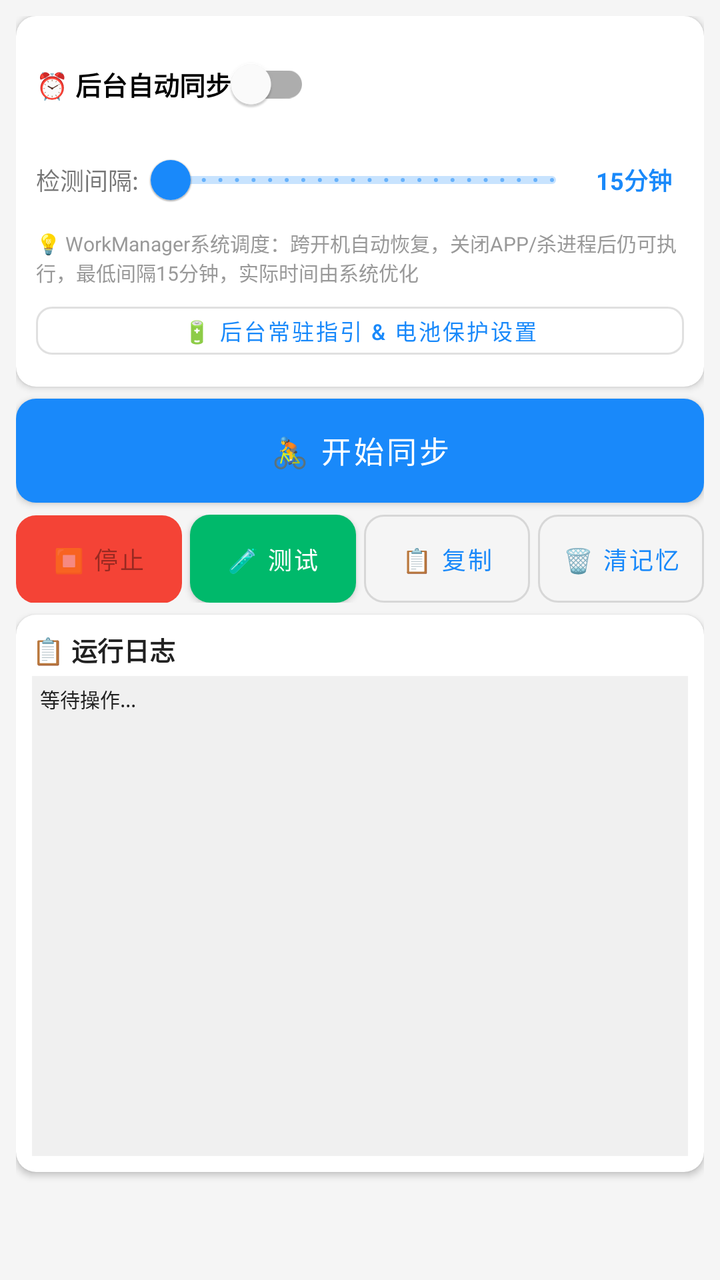
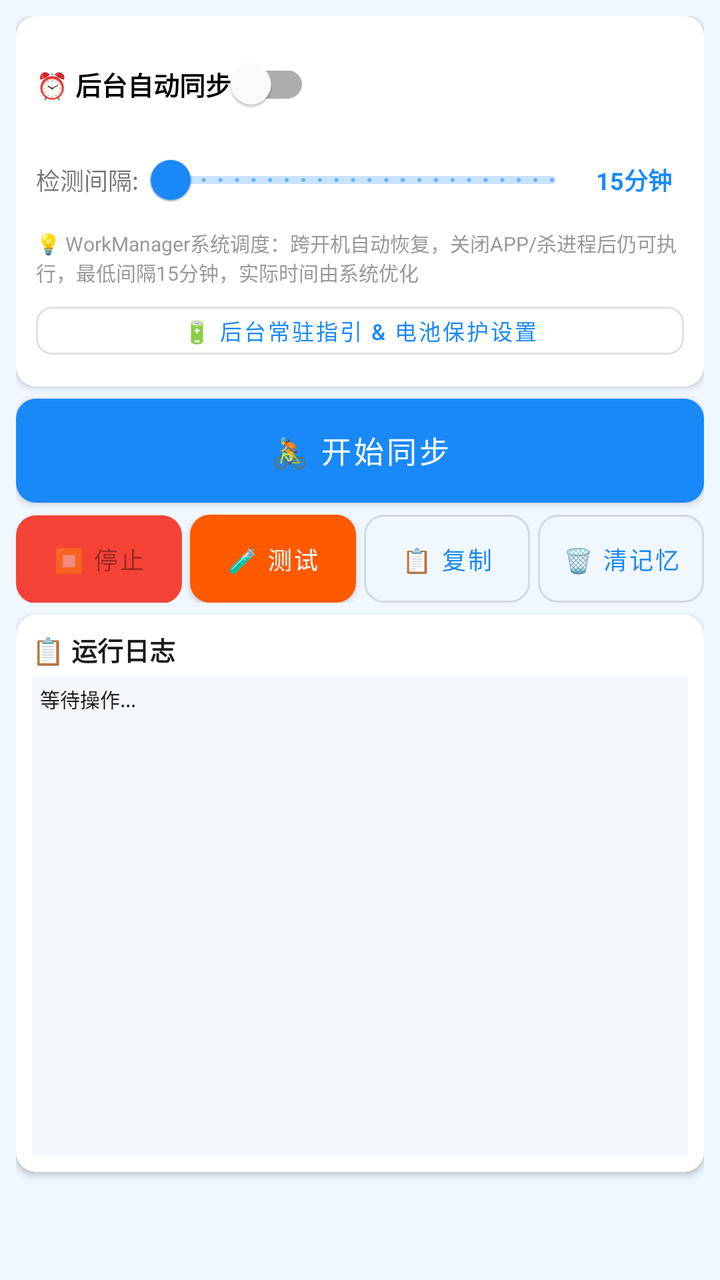

Two renders of the same Android screen: before a commit and after it. Below are the layout's source before the change and the commit's diff.
<!-- AndroidManifest.xml: application theme Theme.JichiOB -->
<!-- res/layout/fragment_sync.xml -->
<?xml version="1.0" encoding="utf-8"?>
<ScrollView xmlns:android="http://schemas.android.com/apk/res/android"
    xmlns:app="http://schemas.android.com/apk/res-auto"
    android:layout_width="match_parent"
    android:layout_height="match_parent"
    android:background="@color/grey_light"
    android:fillViewport="true">

    <LinearLayout
        android:layout_width="match_parent"
        android:layout_height="wrap_content"
        android:orientation="vertical"
        android:padding="8dp">

                
                <com.google.android.material.card.MaterialCardView
                android:layout_width="match_parent"
                android:layout_height="wrap_content"
                android:layout_marginBottom="6dp"
                app:cardCornerRadius="10dp"
                app:cardElevation="2dp">
                <LinearLayout android:layout_width="match_parent" android:layout_height="wrap_content" android:orientation="vertical" android:padding="10dp">
                <com.google.android.material.switchmaterial.SwitchMaterial android:id="@+id/switchAutoSync" android:layout_width="wrap_content" android:layout_height="wrap_content" android:text="⏰ 后台自动同步" android:textSize="13sp" android:textStyle="bold" />
                <LinearLayout android:layout_width="match_parent" android:layout_height="wrap_content" android:orientation="horizontal" android:gravity="center_vertical">
                <TextView android:layout_width="wrap_content" android:layout_height="wrap_content" android:text="检测间隔:" android:textSize="12sp" />
                <com.google.android.material.slider.Slider android:id="@+id/sliderAutoInterval" android:layout_width="0dp" android:layout_height="wrap_content" android:layout_weight="1" android:valueFrom="900" android:valueTo="3600" android:stepSize="60" android:value="900" app:thumbColor="@color/primary" app:trackColorActive="@color/primary" />
                <TextView android:id="@+id/tvAutoInterval" android:layout_width="50dp" android:layout_height="wrap_content" android:text="15分钟" android:textSize="12sp" android:textStyle="bold" android:gravity="center" android:textColor="@color/primary" />
                </LinearLayout>
                <TextView android:layout_width="match_parent" android:layout_height="wrap_content" android:text="💡 WorkManager系统调度：跨开机自动恢复，关闭APP/杀进程后仍可执行，最低间隔15分钟，实际时间由系统优化" android:textSize="10sp" android:textColor="@color/text_secondary" />
                <com.google.android.material.button.MaterialButton android:id="@+id/btnPowerGuide" android:layout_width="match_parent" android:layout_height="36dp" android:layout_marginTop="4dp" android:text="🔋 后台常驻指引 &amp; 电池保护设置" android:textSize="11sp" style="@style/Widget.MaterialComponents.Button.OutlinedButton" app:cornerRadius="8dp" />
                </LinearLayout>
                </com.google.android.material.card.MaterialCardView>
                
                
                <com.google.android.material.button.MaterialButton android:id="@+id/btnSync" android:layout_width="match_parent" android:layout_height="52dp" android:insetTop="0dp" android:insetBottom="0dp" android:text="🚴 开始同步" android:textSize="15sp" app:backgroundTint="@color/primary" app:cornerRadius="10dp" />
                <LinearLayout android:layout_width="match_parent" android:layout_height="wrap_content" android:layout_marginTop="6dp" android:layout_marginBottom="6dp" android:orientation="horizontal">
                <com.google.android.material.button.MaterialButton android:id="@+id/btnStop" android:layout_width="0dp" android:layout_height="44dp" android:layout_weight="1" android:layout_marginEnd="4dp" android:insetTop="0dp" android:insetBottom="0dp" android:minWidth="0dp" android:maxLines="1" android:singleLine="true" android:ellipsize="none" android:paddingStart="2dp" android:paddingEnd="2dp" android:gravity="center" android:text="⏹ 停止" android:textSize="12sp" android:enabled="false" app:backgroundTint="@color/red" app:cornerRadius="10dp" />
                <com.google.android.material.button.MaterialButton android:id="@+id/btnTestDownload" android:layout_width="0dp" android:layout_height="44dp" android:layout_weight="1" android:layout_marginEnd="4dp" android:insetTop="0dp" android:insetBottom="0dp" android:minWidth="0dp" android:maxLines="1" android:singleLine="true" android:ellipsize="none" android:paddingStart="2dp" android:paddingEnd="2dp" android:gravity="center" android:text="🧪 测试" android:textSize="12sp" app:backgroundTint="@color/igp_green" app:cornerRadius="10dp" />
                <com.google.android.material.button.MaterialButton android:id="@+id/btnCopyLog" android:layout_width="0dp" android:layout_height="44dp" android:layout_weight="1" android:layout_marginEnd="4dp" android:insetTop="0dp" android:insetBottom="0dp" android:minWidth="0dp" android:maxLines="1" android:singleLine="true" android:ellipsize="none" android:paddingStart="2dp" android:paddingEnd="2dp" android:gravity="center" android:text="📋 复制" android:textSize="12sp" style="@style/Widget.MaterialComponents.Button.OutlinedButton" app:cornerRadius="10dp" />
                <com.google.android.material.button.MaterialButton android:id="@+id/btnClearSync" android:layout_width="0dp" android:layout_height="44dp" android:layout_weight="1" android:insetTop="0dp" android:insetBottom="0dp" android:minWidth="0dp" android:maxLines="1" android:singleLine="true" android:ellipsize="none" android:paddingStart="2dp" android:paddingEnd="2dp" android:gravity="center" android:text="🗑 清记忆" android:textSize="12sp" style="@style/Widget.MaterialComponents.Button.OutlinedButton" app:cornerRadius="10dp" />
                </LinearLayout>
                
                <com.google.android.material.progressindicator.LinearProgressIndicator android:id="@+id/progressBar" android:layout_width="match_parent" android:layout_height="wrap_content" android:layout_marginBottom="4dp" android:visibility="gone" app:indicatorColor="@color/primary" app:trackColor="@color/grey_light" />
                
                
                <com.google.android.material.card.MaterialCardView android:layout_width="match_parent" android:layout_height="wrap_content" android:layout_marginBottom="6dp" app:cardCornerRadius="10dp" app:cardElevation="2dp">
                <LinearLayout android:layout_width="match_parent" android:layout_height="wrap_content" android:orientation="vertical" android:padding="8dp">
                <TextView android:layout_width="wrap_content" android:layout_height="wrap_content" android:text="📋 运行日志" android:textSize="13sp" android:textStyle="bold" android:textColor="@color/text_primary" />
                <ScrollView android:id="@+id/svLog" android:layout_width="match_parent" android:layout_height="240dp" android:nestedScrollingEnabled="true" android:layout_marginTop="4dp" android:background="#F0F0F0" android:padding="4dp">
                <TextView android:id="@+id/tvLog" android:layout_width="match_parent" android:layout_height="wrap_content" android:text="等待操作..." android:textSize="10sp" android:fontFamily="monospace" android:textColor="@color/text_primary" />
                </ScrollView>
                </LinearLayout>
                </com.google.android.material.card.MaterialCardView>
    </LinearLayout>
</ScrollView>
<!-- resources referenced by this layout -->
<resources>
  <color name="grey_light">#F5F5F5</color>
  <color name="igp_green">#00B96B</color>
  <color name="primary">#1989FA</color>
  <color name="red">#F44336</color>
  <color name="text_primary">#212121</color>
  <color name="text_secondary">#999999</color>
  <style name="Theme.JichiOB" parent="Theme.MaterialComponents.Light.NoActionBar">
          <item name="colorPrimary">@color/primary</item>
          <item name="colorPrimaryDark">@color/primary_dark</item>
          <item name="colorAccent">@color/primary</item>
          <item name="android:statusBarColor">@color/primary</item>
      </style>
  <color name="primary_dark">#0D6ED8</color>
</resources>

<!-- the commit's change to res/layout/fragment_sync.xml (unified diff, before → after) -->
@@ -3,7 +3,7 @@
     xmlns:app="http://schemas.android.com/apk/res-auto"
     android:layout_width="match_parent"
     android:layout_height="match_parent"
-    android:background="@color/grey_light"
+    android:background="@color/bg_light"
     android:fillViewport="true">
 
     <LinearLayout
@@ -40,13 +40,13 @@
                 <com.google.android.material.button.MaterialButton android:id="@+id/btnClearSync" android:layout_width="0dp" android:layout_height="44dp" android:layout_weight="1" android:insetTop="0dp" android:insetBottom="0dp" android:minWidth="0dp" android:maxLines="1" android:singleLine="true" android:ellipsize="none" android:paddingStart="2dp" android:paddingEnd="2dp" android:gravity="center" android:text="🗑 清记忆" android:textSize="12sp" style="@style/Widget.MaterialComponents.Button.OutlinedButton" app:cornerRadius="10dp" />
                 </LinearLayout>
                 
-                <com.google.android.material.progressindicator.LinearProgressIndicator android:id="@+id/progressBar" android:layout_width="match_parent" android:layout_height="wrap_content" android:layout_marginBottom="4dp" android:visibility="gone" app:indicatorColor="@color/primary" app:trackColor="@color/grey_light" />
+                <com.google.android.material.progressindicator.LinearProgressIndicator android:id="@+id/progressBar" android:layout_width="match_parent" android:layout_height="wrap_content" android:layout_marginBottom="4dp" android:visibility="gone" app:indicatorColor="@color/primary" app:trackColor="@color/bg_light" />
                 
                 
                 <com.google.android.material.card.MaterialCardView android:layout_width="match_parent" android:layout_height="wrap_content" android:layout_marginBottom="6dp" app:cardCornerRadius="10dp" app:cardElevation="2dp">
                 <LinearLayout android:layout_width="match_parent" android:layout_height="wrap_content" android:orientation="vertical" android:padding="8dp">
                 <TextView android:layout_width="wrap_content" android:layout_height="wrap_content" android:text="📋 运行日志" android:textSize="13sp" android:textStyle="bold" android:textColor="@color/text_primary" />
-                <ScrollView android:id="@+id/svLog" android:layout_width="match_parent" android:layout_height="240dp" android:nestedScrollingEnabled="true" android:layout_marginTop="4dp" android:background="#F0F0F0" android:padding="4dp">
+                <ScrollView android:id="@+id/svLog" android:layout_width="match_parent" android:layout_height="240dp" android:nestedScrollingEnabled="true" android:layout_marginTop="4dp" android:background="#F4F8FC" android:padding="4dp">
                 <TextView android:id="@+id/tvLog" android:layout_width="match_parent" android:layout_height="wrap_content" android:text="等待操作..." android:textSize="10sp" android:fontFamily="monospace" android:textColor="@color/text_primary" />
                 </ScrollView>
                 </LinearLayout>
<!-- resource entries referenced after the edit -->
@@ -1,17 +1,19 @@
 <!-- resources referenced by this layout -->
 <resources>
-  <color name="grey_light">#F5F5F5</color>
-  <color name="igp_green">#00B96B</color>
+  <color name="bg_light">#F0F7FF</color>
+  <color name="igp_green">#FF5A00</color>
   <color name="primary">#1989FA</color>
   <color name="red">#F44336</color>
-  <color name="text_primary">#212121</color>
+  <color name="text_primary">#1A1A1A</color>
   <color name="text_secondary">#999999</color>
   <style name="Theme.JichiOB" parent="Theme.MaterialComponents.Light.NoActionBar">
           <item name="colorPrimary">@color/primary</item>
           <item name="colorPrimaryDark">@color/primary_dark</item>
           <item name="colorAccent">@color/primary</item>
-          <item name="android:statusBarColor">@color/primary</item>
+          <item name="android:statusBarColor">@color/splash_end</item>
+          <item name="android:windowBackground">@color/bg_light</item>
       </style>
   <color name="primary_dark">#0D6ED8</color>
+  <color name="splash_end">#4DAAFF</color>
 </resources>
 
